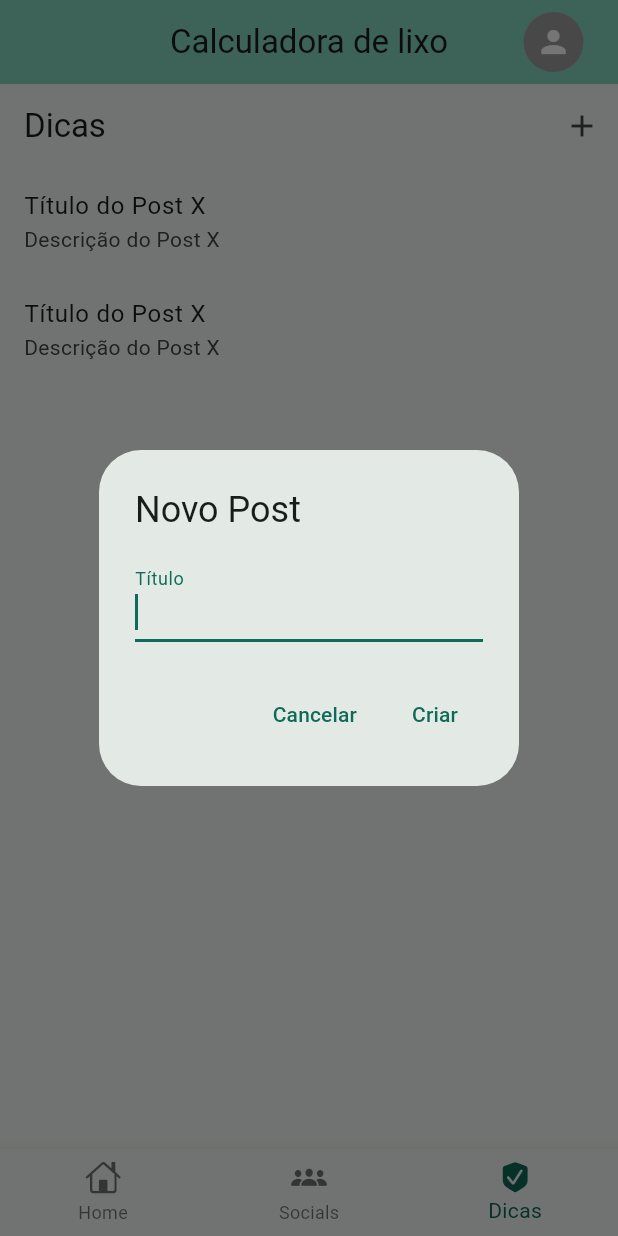
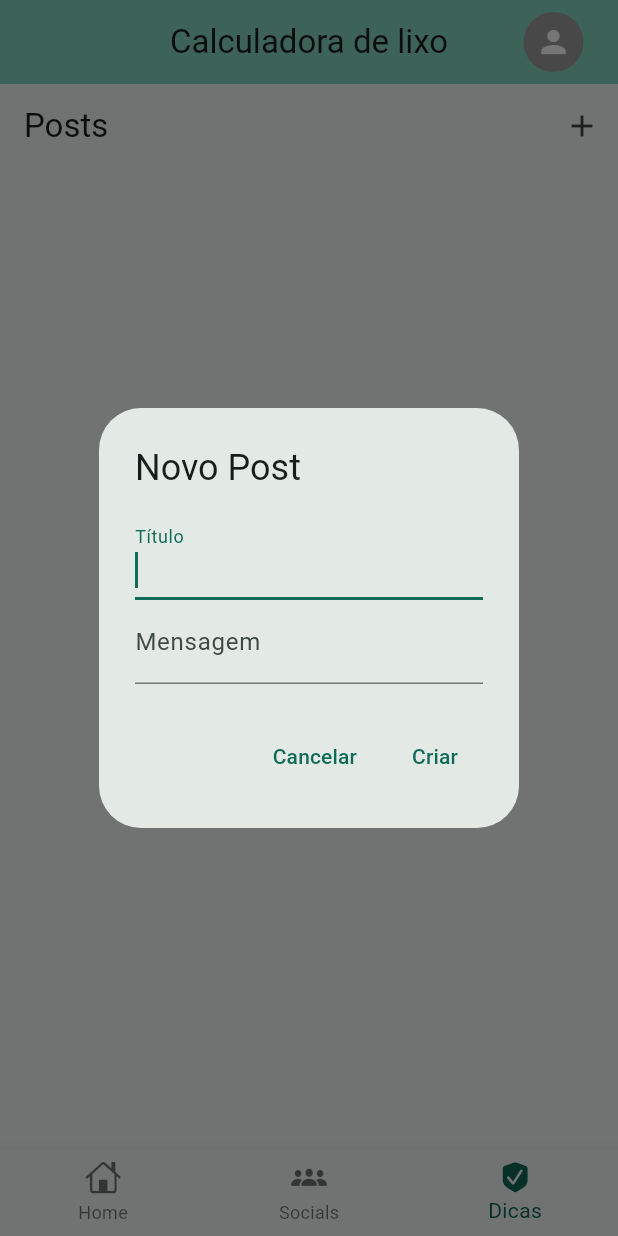
Before and after one commit to RafaelFerreira18/trash_produced_calculator_app, a Flutter app: the AuthenticatedHomePage screen opened directly, item 3 of the bottom bar chosen, after a tap on the "add" icon, on a phone screen of 412 x 824 dp. Run offline on Flutter 3.47's test engine with Material 3 defaults, Android fonts, the light colour scheme and no system bars; our stand-ins replace awesome_notifications, cloud_firestore, firebase_auth, firebase_core, fl_chart; accounts and stored records are empty.

Commit message:
feat: save and fetch posts on firebase

```diff
--- a/lib/authenticated_home_page.dart
+++ b/lib/authenticated_home_page.dart
@@ -1,4 +1,5 @@
 import 'package:calculadora_de_lixo/pages/chartPage.dart';
+import 'package:calculadora_de_lixo/pages/feed.dart';
 import 'package:calculadora_de_lixo/pages/loginPage.dart';
 import 'package:cloud_firestore/cloud_firestore.dart';
 import 'package:firebase_auth/firebase_auth.dart';
@@ -135,7 +136,7 @@ class _AuthenticatedHomePageState extends State<AuthenticatedHomePage> {
         children: const <Widget>[
           MyHomePage(title: "Calculadora de lixo"),
           SocialPage(),
-          TipsPage()
+          FeedPage()
         ],
       ),
       bottomNavigationBar: BottomNavigationBar(
--- /dev/null
+++ b/lib/pages/feed.dart
@@ -0,0 +1,183 @@
+import 'package:flutter/material.dart';
+import 'package:firebase_auth/firebase_auth.dart';
+import 'package:cloud_firestore/cloud_firestore.dart';
+import 'package:intl/intl.dart';
+
+class FeedPage extends StatefulWidget {
+  const FeedPage({super.key});
+
+  @override
+  _FeedPageState createState() => _FeedPageState();
+}
+
+class _FeedPageState extends State<FeedPage> {
+  List posts = [];
+  bool _loading = true;
+
+  @override
+  void initState() {
+    super.initState();
+    // Exemplo de posts iniciais aqui. Adicionar dicas.
+    fetchFeed();
+  }
+
+  Future<void> fetchFeed() async {
+    print('FETCH FEED');
+    User? user = FirebaseAuth.instance.currentUser;
+    print('USER $user');
+    if (user != null) {
+      print('BUSCANDO...');
+      QuerySnapshot followerSnapshot = await FirebaseFirestore.instance
+          .collection("users")
+          .doc(user.uid)
+          .collection("following")
+          .get();
+
+      List<String> followingIds =
+          followerSnapshot.docs.map((doc) => doc.id).toList();
+
+      followingIds.add(user.uid);
+      print('following ids $followingIds');
+      if (followingIds.isNotEmpty) {
+        QuerySnapshot postsSnapshot = await FirebaseFirestore.instance
+            .collection("posts")
+            .where('userId', whereIn: followingIds)
+            .get();
+
+        final List<Map<String, dynamic>> postsList =
+            await Future.wait(postsSnapshot.docs.map((post) async {
+          final userId = post['userId'];
+          final userDoc = await FirebaseFirestore.instance
+              .collection('users')
+              .doc(userId)
+              .get();
+          final userName = userDoc['name'];
+          return {
+            'id': post.id,
+            'userName': userName,
+            ...post.data() as Map<String, dynamic>
+          };
+        }).toList());
+
+        setState(() {
+          posts = postsList;
+          _loading = false;
+        });
+      }
+    }
+  }
+
+  Future<void> addPost(String title, String content) async {
+    User? user = FirebaseAuth.instance.currentUser;
+
+    if (user != null) {
+      await FirebaseFirestore.instance.collection("posts").add({
+        'userId': user.uid,
+        'title': title,
+        'content': content,
+        'timestamp': FieldValue.serverTimestamp()
+      });
+
+      ScaffoldMessenger.of(context)
+          .showSnackBar(const SnackBar(content: Text("Post criado!")));
+      fetchFeed();
+    }
+  }
+
+  String _formatTimestamp(Timestamp timestamp) {
+    var date = timestamp.toDate();
+    var formatter = DateFormat('dd/MM/yyyy HH:mm');
+    return formatter.format(date);
+  }
+
+  @override
+  Widget build(BuildContext context) {
+    return Scaffold(
+      appBar: AppBar(
+        title: const Text('Posts'),
+        actions: [
+          IconButton(
+            icon: const Icon(Icons.add),
+            onPressed: () {
+              _addNewPost(context);
+            },
+          ),
+        ],
+      ),
+      body: _loading
+          ? const Center(child: CircularProgressIndicator())
+          : posts.isEmpty
+              ? const Center(child: Text('Sem postagens por enquanto'))
+              : ListView.builder(
+                  itemCount: posts.length,
+                  itemBuilder: (context, index) {
+                    var post = posts[index];
+                    final String date = _formatTimestamp(post['timestamp']);
+
+                    return ListTile(
+                      title: Text(post['userName']),
+                      subtitle: Text(post['content']),
+                      trailing: Text(date),
+                    );
+                  },
+                ),
+    );
+  }
+
+  void _addNewPost(BuildContext context) async {
+    String? title;
+    String? content;
+
+    await showDialog<String>(
+      context: context,
+      builder: (context) => AlertDialog(
+        title: const Text('Novo Post'),
+        content: Column(
+          mainAxisSize: MainAxisSize.min,
+          children: [
+            TextField(
+              autofocus: true,
+              decoration: const InputDecoration(labelText: 'Título'),
+              onChanged: (value) {
+                title = value;
+              },
+            ),
+            TextField(
+              autofocus: false,
+              decoration: const InputDecoration(labelText: 'Mensagem'),
+              onChanged: (value) {
+                content = value;
+              },
+            )
+          ],
+        ),
+        actions: [
+          TextButton(
+            child: const Text('Cancelar'),
+            onPressed: () => Navigator.of(context).pop(),
+          ),
+          TextButton(
+            child: const Text('Criar'),
+            onPressed: () {
+              bool canCreate = title != null &&
+                  title!.isNotEmpty &&
+                  content != null &&
+                  content!.isNotEmpty;
+              if (canCreate) {
+                addPost(title ?? "", content ?? "");
+                Navigator.of(context).pop();
+              }
+            },
+          ),
+        ],
+      ),
+    );
+  }
+}
+
+class Post {
+  String title;
+  String description;
+
+  Post({required this.title, required this.description});
+}
```
